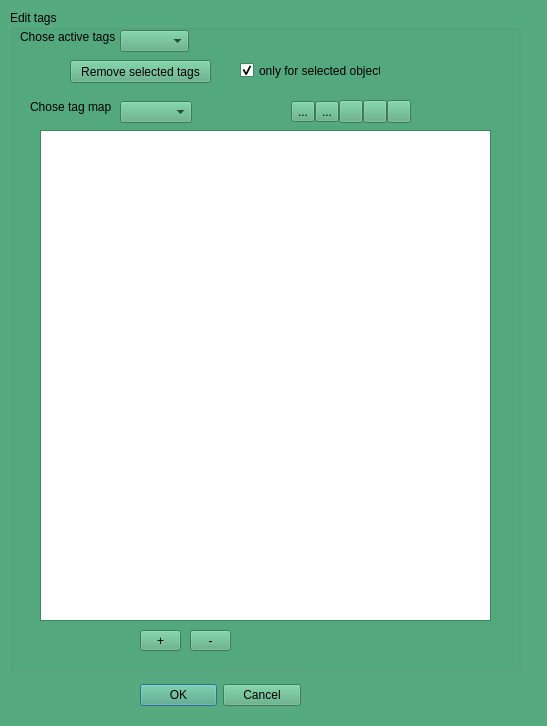
Before: the Qt Designer form MorphoDig/Qt/mqEditTagsDialog.ui in morphomuseum/MorphoDig, drawn with Qt 5.
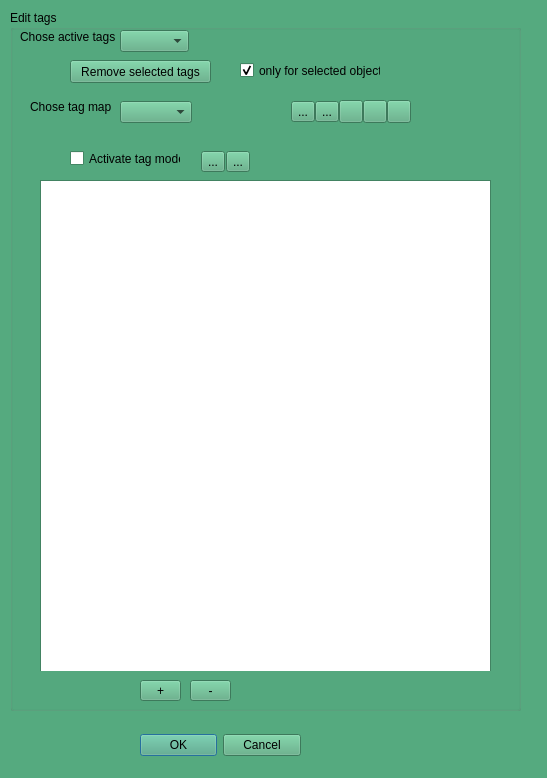
After: the same form once the commit is applied. Icons and pictures are not drawn.

Patch:
```diff
--- a/MorphoDig/Qt/mqEditTagsDialog.ui
+++ b/MorphoDig/Qt/mqEditTagsDialog.ui
@@ -7,7 +7,7 @@
     <x>0</x>
     <y>0</y>
     <width>547</width>
-    <height>726</height>
+    <height>778</height>
    </rect>
   </property>
   <property name="palette">
@@ -432,7 +432,7 @@
    <property name="geometry">
     <rect>
      <x>140</x>
-     <y>680</y>
+     <y>730</y>
      <width>161</width>
      <height>31</height>
     </rect>
@@ -456,7 +456,7 @@
      <x>10</x>
      <y>10</y>
      <width>511</width>
-     <height>661</height>
+     <height>701</height>
     </rect>
    </property>
    <property name="title">
@@ -531,7 +531,7 @@
     <property name="geometry">
      <rect>
       <x>30</x>
-      <y>120</y>
+      <y>170</y>
       <width>451</width>
       <height>491</height>
      </rect>
@@ -587,7 +587,7 @@
            <x>0</x>
            <y>0</y>
            <width>451</width>
-           <height>491</height>
+           <height>511</height>
           </rect>
          </property>
         </widget>
@@ -701,7 +701,7 @@
     <property name="geometry">
      <rect>
       <x>130</x>
-      <y>620</y>
+      <y>670</y>
       <width>41</width>
       <height>21</height>
      </rect>
@@ -717,7 +717,7 @@
     <property name="geometry">
      <rect>
       <x>180</x>
-      <y>620</y>
+      <y>670</y>
       <width>41</width>
       <height>21</height>
      </rect>
@@ -729,6 +729,56 @@
      <string>-</string>
     </property>
    </widget>
+   <widget class="QWidget" name="horizontalLayoutWidget_2">
+    <property name="geometry">
+     <rect>
+      <x>190</x>
+      <y>140</y>
+      <width>51</width>
+      <height>24</height>
+     </rect>
+    </property>
+    <layout class="QHBoxLayout" name="horizontalLayout_3">
+     <property name="spacing">
+      <number>0</number>
+     </property>
+     <item>
+      <widget class="QToolButton" name="pencilOn">
+       <property name="text">
+        <string>...</string>
+       </property>
+       <property name="icon">
+        <iconset resource="../Icons/icons.qrc">
+         <normaloff>:/Cursors/pencil.png</normaloff>:/Cursors/pencil.png</iconset>
+       </property>
+      </widget>
+     </item>
+     <item>
+      <widget class="QToolButton" name="bucketOn">
+       <property name="text">
+        <string>...</string>
+       </property>
+       <property name="icon">
+        <iconset resource="../Icons/icons.qrc">
+         <normaloff>:/Cursors/Flood_fill.png</normaloff>:/Cursors/Flood_fill.png</iconset>
+       </property>
+      </widget>
+     </item>
+    </layout>
+   </widget>
+   <widget class="QCheckBox" name="activateTagMode">
+    <property name="geometry">
+     <rect>
+      <x>60</x>
+      <y>140</y>
+      <width>111</width>
+      <height>17</height>
+     </rect>
+    </property>
+    <property name="text">
+     <string>Activate tag mode</string>
+    </property>
+   </widget>
   </widget>
   <action name="actionExportColorMaps">
    <property name="icon">
```
